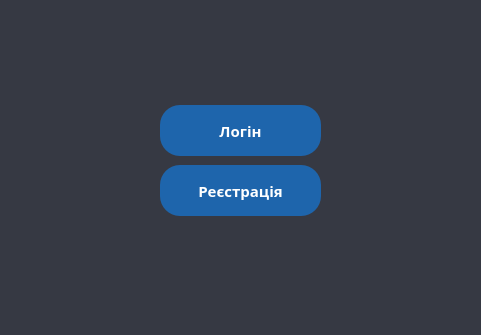
This is mainwindow.ui in Annakkm/Todolist as Qt 5 draws it before an edit; both pictures show x 0 to 481 and y 195 to 530 of the 481 by 530 pixel window. The edited form follows.
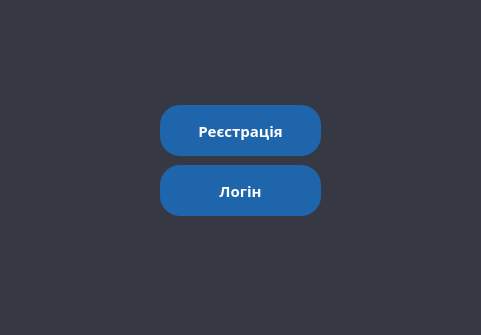
This is the edited form. Icons and pictures are not drawn.

Diff of the .ui file:
```diff
--- a/mainwindow.ui
+++ b/mainwindow.ui
@@ -43,7 +43,7 @@
     <property name="geometry">
      <rect>
       <x>160</x>
-      <y>360</y>
+      <y>300</y>
       <width>161</width>
       <height>51</height>
      </rect>
@@ -117,7 +117,7 @@
     <property name="geometry">
      <rect>
       <x>160</x>
-      <y>300</y>
+      <y>360</y>
       <width>161</width>
       <height>51</height>
      </rect>
```
